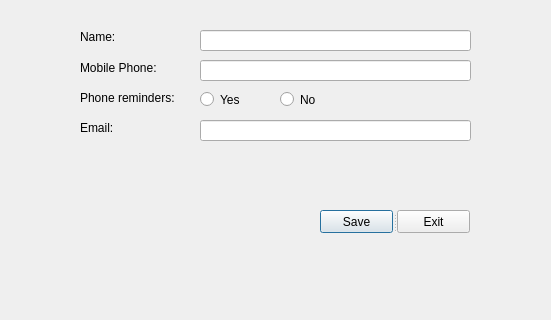
First picture: the form in theLIBRARY/addmember.ui, repository 270122090/the_Library, before the edit; both pictures show x 130 to 681 and y 180 to 500 of the 936 by 655 pixel window.
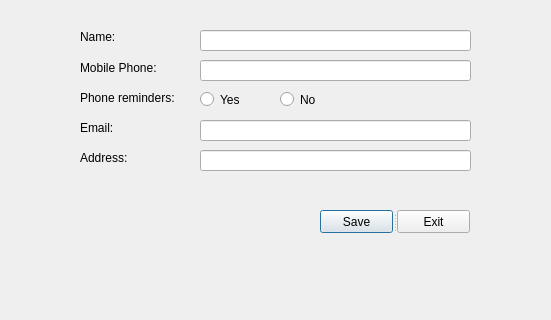
Second picture: the form after the edit.

Patch:
```diff
--- a/theLIBRARY/addmember.ui
+++ b/theLIBRARY/addmember.ui
@@ -195,6 +195,32 @@
     </rect>
    </property>
   </widget>
+  <widget class="QLineEdit" name="txtMemberAddress">
+   <property name="geometry">
+    <rect>
+     <x>330</x>
+     <y>330</y>
+     <width>271</width>
+     <height>21</height>
+    </rect>
+   </property>
+  </widget>
+  <widget class="QLabel" name="email_label_2">
+   <property name="geometry">
+    <rect>
+     <x>210</x>
+     <y>330</y>
+     <width>61</width>
+     <height>16</height>
+    </rect>
+   </property>
+   <property name="styleSheet">
+    <string notr="true">color: rgb(0, 0, 0);</string>
+   </property>
+   <property name="text">
+    <string>Address:</string>
+   </property>
+  </widget>
  </widget>
  <resources/>
  <connections/>
```
